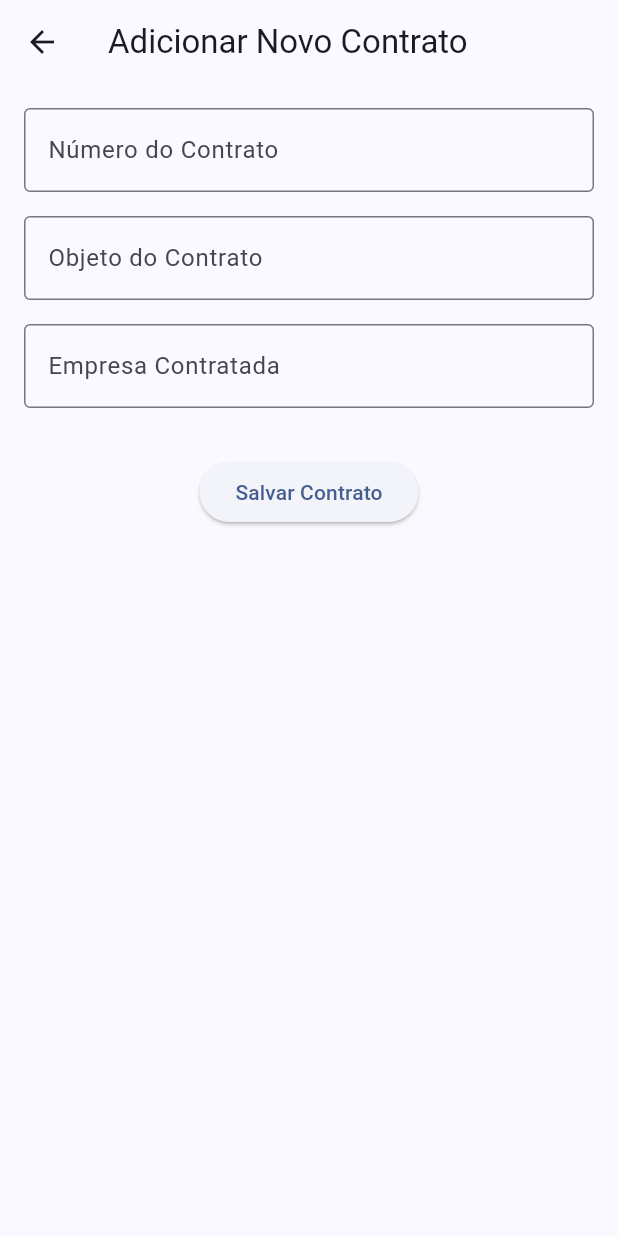
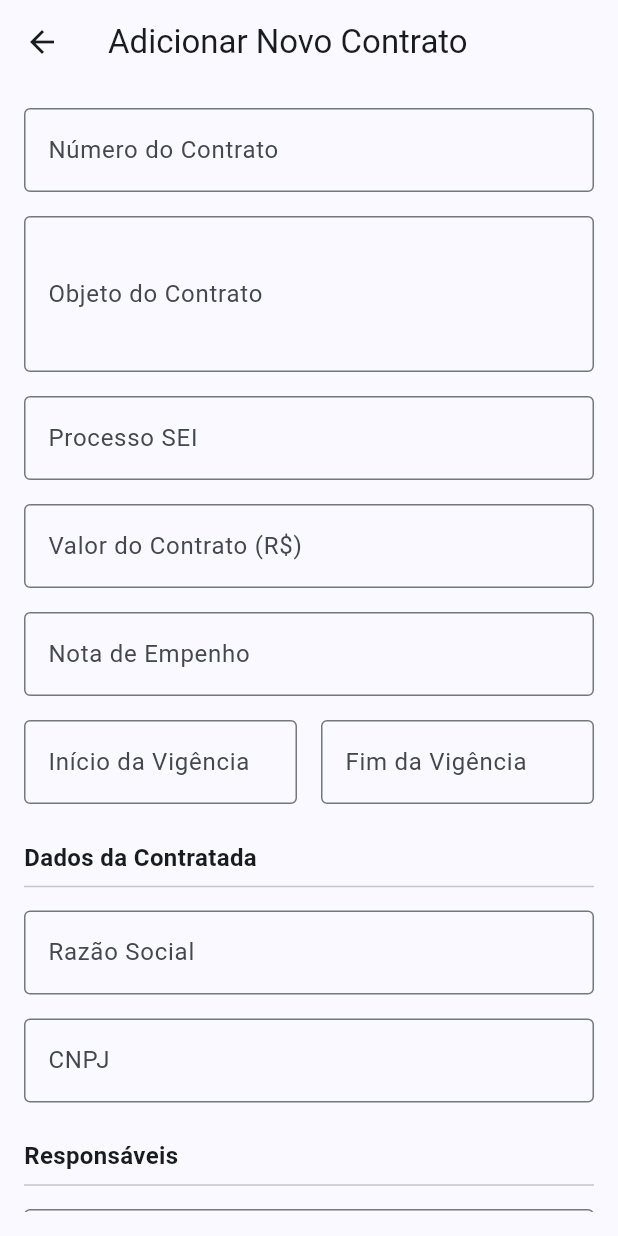
Before and after one commit to andlybras/orquestra_contratos_gestao_fiscalizacao, a Flutter app: the screen it shows after launch, after a tap on the "add" icon, on a phone screen of 412 x 824 dp. Run offline on Flutter 3.47's test engine with Material 3 defaults, Android fonts, the light colour scheme and no system bars; our stand-ins replace geolocator, image_picker, just_audio, open_file, pdf, printing and 4 more; missing offline and left inert: record.

Commit message:
feat: Expande modelo de dados do contrato com campos do processo oficial

```diff
--- a/lib/screens/add_contract_screen.dart
+++ b/lib/screens/add_contract_screen.dart
@@ -1,7 +1,8 @@
+// CÓDIGO COMPLETO PARA: screens/add_contract_screen.dart
+
 import 'package:flutter/material.dart';
 
 class AddContractScreen extends StatefulWidget {
-  // O contrato agora é opcional. Se ele for passado, estamos em modo de edição.
   final Map<String, dynamic>? contratoInicial;
 
   const AddContractScreen({super.key, this.contratoInicial});
@@ -12,30 +13,55 @@ class AddContractScreen extends StatefulWidget {
 
 class _AddContractScreenState extends State<AddContractScreen> {
   final _formKey = GlobalKey<FormState>();
+
+  // Controllers para os campos antigos e novos
   final _numeroController = TextEditingController();
   final _objetoController = TextEditingController();
-  final _contratadaController = TextEditingController();
+  final _processoSeiController = TextEditingController();
+  final _vigenciaInicioController = TextEditingController();
+  final _vigenciaFimController = TextEditingController();
+  final _notaEmpenhoController = TextEditingController();
+  final _valorContratoController = TextEditingController();
+  final _nomeGestorController = TextEditingController();
+  final _nomeFiscalController = TextEditingController();
+  final _contratadaRazaoSocialController = TextEditingController();
+  final _contratadaCnpjController = TextEditingController();
 
-  // Uma variável para saber se estamos editando ou criando
   bool _ehEdicao = false;
 
   @override
   void initState() {
     super.initState();
-    // Se um contrato inicial foi passado, preenchemos os campos
     if (widget.contratoInicial != null) {
       _ehEdicao = true;
-      _numeroController.text = widget.contratoInicial!['numero'];
-      _objetoController.text = widget.contratoInicial!['objeto'];
-      _contratadaController.text = widget.contratoInicial!['contratada'] ?? '';
+      _numeroController.text = widget.contratoInicial!['numero'] ?? '';
+      _objetoController.text = widget.contratoInicial!['objeto'] ?? '';
+      _processoSeiController.text = widget.contratoInicial!['processoSei'] ?? '';
+      _vigenciaInicioController.text = widget.contratoInicial!['vigenciaInicio'] ?? '';
+      _vigenciaFimController.text = widget.contratoInicial!['vigenciaFim'] ?? '';
+      _notaEmpenhoController.text = widget.contratoInicial!['notaEmpenho'] ?? '';
+      _valorContratoController.text = widget.contratoInicial!['valorContrato'] ?? '';
+      _nomeGestorController.text = widget.contratoInicial!['nomeGestor'] ?? '';
+      _nomeFiscalController.text = widget.contratoInicial!['nomeFiscal'] ?? '';
+      _contratadaRazaoSocialController.text = widget.contratoInicial!['contratadaRazaoSocial'] ?? '';
+      _contratadaCnpjController.text = widget.contratoInicial!['contratadaCnpj'] ?? '';
     }
   }
 
   @override
   void dispose() {
+    // Dispensar todos os controllers
     _numeroController.dispose();
     _objetoController.dispose();
-    _contratadaController.dispose();
+    _processoSeiController.dispose();
+    _vigenciaInicioController.dispose();
+    _vigenciaFimController.dispose();
+    _notaEmpenhoController.dispose();
+    _valorContratoController.dispose();
+    _nomeGestorController.dispose();
+    _nomeFiscalController.dispose();
+    _contratadaRazaoSocialController.dispose();
+    _contratadaCnpjController.dispose();
     super.dispose();
   }
 
@@ -43,44 +69,68 @@ class _AddContractScreenState extends State<AddContractScreen> {
   Widget build(BuildContext context) {
     return Scaffold(
       appBar: AppBar(
-        // O título da tela muda se estamos editando ou criando
         title: Text(_ehEdicao ? 'Editar Contrato' : 'Adicionar Novo Contrato'),
       ),
       body: Padding(
         padding: const EdgeInsets.all(16.0),
         child: Form(
           key: _formKey,
+          // A tela agora é rolável
+          child: SingleChildScrollView(
             child: Column(
+              crossAxisAlignment: CrossAxisAlignment.stretch,
               children: [
-              TextFormField(
-                controller: _numeroController,
-                decoration: const InputDecoration(labelText: 'Número do Contrato', border: OutlineInputBorder()),
-                validator: (value) => value == null || value.isEmpty ? 'Por favor, insira o número' : null,
+                TextFormField(controller: _numeroController, decoration: const InputDecoration(labelText: 'Número do Contrato', border: OutlineInputBorder()), validator: (v) => v!.isEmpty ? 'Campo obrigatório' : null),
+                const SizedBox(height: 16),
+                TextFormField(controller: _objetoController, decoration: const InputDecoration(labelText: 'Objeto do Contrato', border: OutlineInputBorder()), maxLines: 3, validator: (v) => v!.isEmpty ? 'Campo obrigatório' : null),
+                const SizedBox(height: 16),
+                TextFormField(controller: _processoSeiController, decoration: const InputDecoration(labelText: 'Processo SEI', border: OutlineInputBorder())),
+                const SizedBox(height: 16),
+                TextFormField(controller: _valorContratoController, decoration: const InputDecoration(labelText: 'Valor do Contrato (R\$)', border: OutlineInputBorder()), keyboardType: TextInputType.number),
+                const SizedBox(height: 16),
+                TextFormField(controller: _notaEmpenhoController, decoration: const InputDecoration(labelText: 'Nota de Empenho', border: OutlineInputBorder())),
+                const SizedBox(height: 16),
+                Row(
+                  children: [
+                    Expanded(child: TextFormField(controller: _vigenciaInicioController, decoration: const InputDecoration(labelText: 'Início da Vigência', border: OutlineInputBorder(), hintText: 'dd/mm/aaaa'))),
+                    const SizedBox(width: 16),
+                    Expanded(child: TextFormField(controller: _vigenciaFimController, decoration: const InputDecoration(labelText: 'Fim da Vigência', border: OutlineInputBorder(), hintText: 'dd/mm/aaaa'))),
+                  ],
                 ),
+                const SizedBox(height: 24),
+                const Text('Dados da Contratada', style: TextStyle(fontSize: 16, fontWeight: FontWeight.bold)),
+                const Divider(),
+                const SizedBox(height: 8),
+                TextFormField(controller: _contratadaRazaoSocialController, decoration: const InputDecoration(labelText: 'Razão Social', border: OutlineInputBorder()), validator: (v) => v!.isEmpty ? 'Campo obrigatório' : null),
                 const SizedBox(height: 16),
-              TextFormField(
-                controller: _objetoController,
-                decoration: const InputDecoration(labelText: 'Objeto do Contrato', border: OutlineInputBorder()),
-                validator: (value) => value == null || value.isEmpty ? 'Por favor, insira o objeto' : null,
-              ),
+                TextFormField(controller: _contratadaCnpjController, decoration: const InputDecoration(labelText: 'CNPJ', border: OutlineInputBorder())),
+                const SizedBox(height: 24),
+                const Text('Responsáveis', style: TextStyle(fontSize: 16, fontWeight: FontWeight.bold)),
+                const Divider(),
+                const SizedBox(height: 8),
+                TextFormField(controller: _nomeGestorController, decoration: const InputDecoration(labelText: 'Nome do Gestor', border: OutlineInputBorder())),
                 const SizedBox(height: 16),
-              TextFormField(
-                controller: _contratadaController,
-                decoration: const InputDecoration(labelText: 'Empresa Contratada', border: OutlineInputBorder()),
-                validator: (value) => value == null || value.isEmpty ? 'Por favor, insira a empresa' : null,
-              ),
+                TextFormField(controller: _nomeFiscalController, decoration: const InputDecoration(labelText: 'Nome do Fiscal', border: OutlineInputBorder())),
                 const SizedBox(height: 32),
                 ElevatedButton(
+                  style: ElevatedButton.styleFrom(padding: const EdgeInsets.symmetric(vertical: 16)),
                   onPressed: () {
                     if (_formKey.currentState!.validate()) {
                       final dadosDoContrato = {
                         'numero': _numeroController.text,
                         'objeto': _objetoController.text,
-                      'contratada': _contratadaController.text, // Adicionamos o novo campo
+                        'processoSei': _processoSeiController.text,
+                        'vigenciaInicio': _vigenciaInicioController.text,
+                        'vigenciaFim': _vigenciaFimController.text,
+                        'notaEmpenho': _notaEmpenhoController.text,
+                        'valorContrato': _valorContratoController.text,
+                        'nomeGestor': _nomeGestorController.text,
+                        'nomeFiscal': _nomeFiscalController.text,
+                        'contratadaRazaoSocial': _contratadaRazaoSocialController.text,
+                        'contratadaCnpj': _contratadaCnpjController.text,
                         'status': _ehEdicao ? widget.contratoInicial!['status'] : 'Ativo',
                         'ocorrencias': _ehEdicao ? widget.contratoInicial!['ocorrencias'] : [],
                       };
-                    // Devolvemos os dados para a tela anterior
                       Navigator.pop(context, dadosDoContrato);
                     }
                   },
@@ -90,6 +140,7 @@ class _AddContractScreenState extends State<AddContractScreen> {
             ),
           ),
         ),
+      ),
     );
   }
 }
--- a/lib/screens/home_screen.dart
+++ b/lib/screens/home_screen.dart
@@ -4,7 +4,6 @@ import 'package:flutter/material.dart';
 import 'package:orquestra_contratos_gestao_fiscalizacao/screens/add_contract_screen.dart';
 import 'package:orquestra_contratos_gestao_fiscalizacao/screens/contract_detail_screen.dart';
 import 'package:orquestra_contratos_gestao_fiscalizacao/services/database_service.dart';
-// Importamos nosso novo serviço de relatório
 import 'package:orquestra_contratos_gestao_fiscalizacao/services/report_service.dart';
 
 class HomeScreen extends StatefulWidget {
@@ -17,8 +16,8 @@ class HomeScreen extends StatefulWidget {
 class _HomeScreenState extends State<HomeScreen> {
   List<Map<String, dynamic>> _listaDeContratos = [];
   final _databaseService = DatabaseService();
-  // Criamos uma instância do nosso serviço de relatório
   final _reportService = ReportService();
+  bool _isLoading = true;
 
   @override
   void initState() {
@@ -27,11 +26,13 @@ class _HomeScreenState extends State<HomeScreen> {
   }
 
   Future<void> _carregarDados() async {
+    setState(() => _isLoading = true);
     final contratosSalvos = await _databaseService.carregarContratos();
-    if (contratosSalvos.isEmpty && mounted) {
-      setState(() => _listaDeContratos = _getListaInicial());
-    } else if (mounted) {
-      setState(() => _listaDeContratos = contratosSalvos);
+    if (mounted) {
+      setState(() {
+        _listaDeContratos = contratosSalvos;
+        _isLoading = false;
+      });
     }
   }
 
@@ -111,18 +112,13 @@ class _HomeScreenState extends State<HomeScreen> {
       builder: (BuildContext context) {
         return AlertDialog(
           title: const Text('Confirmar Exclusão'),
-          content: const Text('Você tem certeza que deseja excluir este contrato e todas as suas ocorrências?'),
+          content: const Text('Você tem certeza que deseja excluir este contrato?'),
           actions: <Widget>[
-            TextButton(
-              child: const Text('Cancelar'),
-              onPressed: () => Navigator.of(context).pop(),
-            ),
+            TextButton(child: const Text('Cancelar'), onPressed: () => Navigator.of(context).pop()),
             TextButton(
               child: const Text('Excluir', style: TextStyle(color: Colors.red)),
               onPressed: () {
-                setState(() {
-                  _listaDeContratos.removeAt(index);
-                });
+                setState(() => _listaDeContratos.removeAt(index));
                 _salvarDados();
                 Navigator.of(context).pop();
               },
@@ -133,40 +129,37 @@ class _HomeScreenState extends State<HomeScreen> {
     );
   }
 
-
   @override
   Widget build(BuildContext context) {
     return Scaffold(
       appBar: AppBar(
         title: const Text('Orquestra Contratos'),
-        backgroundColor: Colors.blueAccent,
-        foregroundColor: Colors.white,
         actions: [
-          // Botão para gerar o PDF (pré-visualização)
           IconButton(
             icon: const Icon(Icons.picture_as_pdf),
-            tooltip: 'Pré-visualizar Relatório PDF',
+            tooltip: 'Relatório Geral (PDF)',
             onPressed: () {
-              ScaffoldMessenger.of(context).showSnackBar(
-                const SnackBar(content: Text('Gerando pré-visualização do relatório...')),
-              );
+              ScaffoldMessenger.of(context).showSnackBar(const SnackBar(content: Text('Gerando relatório...')));
               _reportService.gerarRelatorioPDF(_listaDeContratos);
             },
           ),
-          // NOVO BOTÃO para gerar o Dossiê ZIP
           IconButton(
             icon: const Icon(Icons.archive),
-            tooltip: 'Exportar Dossiê Completo (.zip)',
+            tooltip: 'Dossiê Geral (.zip)',
             onPressed: () {
-              ScaffoldMessenger.of(context).showSnackBar(
-                const SnackBar(content: Text('Gerando Dossiê .zip...')),
-              );
+              ScaffoldMessenger.of(context).showSnackBar(const SnackBar(content: Text('Gerando Dossiê .zip...')));
               _reportService.gerarDossieCompleto(_listaDeContratos);
             },
           ),
         ],
       ),
-      body: ListView.builder(
+      body: _isLoading
+          ? const Center(child: CircularProgressIndicator())
+          : _listaDeContratos.isEmpty
+              ? const Center(
+                  child: Text('Nenhum contrato cadastrado.\nClique no botão + para começar.', textAlign: TextAlign.center),
+                )
+              : ListView.builder(
                   itemCount: _listaDeContratos.length,
                   itemBuilder: (context, index) {
                     final contrato = _listaDeContratos[index];
@@ -174,8 +167,8 @@ class _HomeScreenState extends State<HomeScreen> {
                       margin: const EdgeInsets.symmetric(horizontal: 16.0, vertical: 8.0),
                       child: ListTile(
                         leading: const Icon(Icons.article),
-              title: Text(contrato['numero']!),
-              subtitle: Text(contrato['objeto']!),
+                        title: Text(contrato['numero'] ?? 'Sem número'),
+                        subtitle: Text(contrato['objeto'] ?? 'Sem objeto'),
                         trailing: const Icon(Icons.more_vert),
                         onTap: () => _mostrarOpcoes(context, index),
                       ),
@@ -188,23 +181,4 @@ class _HomeScreenState extends State<HomeScreen> {
       ),
     );
   }
-
-  List<Map<String, dynamic>> _getListaInicial() {
-    return [
-      {
-        'numero': 'Contrato Nº 123/2025',
-        'objeto': 'Serviço de manutenção predial',
-        'status': 'Ativo',
-        'ocorrencias': [
-          {'titulo': 'Vistoria inicial', 'descricao': 'Tudo conforme o esperado.', 'data': '28/09/2025'}
-        ]
-      },
-      {
-        'numero': 'Contrato Nº 456/2025',
-        'objeto': 'Aquisição de equipamentos de TI',
-        'status': 'Ativo',
-        'ocorrencias': []
-      },
-    ];
 }
-}
--- a/lib/services/database_service.dart
+++ b/lib/services/database_service.dart
@@ -8,17 +8,19 @@ class DatabaseService {
 
   Future<void> salvarContratos(List<Map<String, dynamic>> contratos) async {
     final prefs = await SharedPreferences.getInstance();
-    // Usamos o utf8Encode para garantir a codificação correta antes de converter para JSON
+    // A função jsonEncode já lida com a codificação UTF-8 por padrão.
     final String listaEmJson = jsonEncode(contratos);
     await prefs.setString(_contratosKey, listaEmJson);
   }
 
   Future<List<Map<String, dynamic>>> carregarContratos() async {
     final prefs = await SharedPreferences.getInstance();
-    final String? listaEmJson = prefs.getString(_contratosKey);
+    final String? listaEmJson = prefs.getString(
+      _contratosKey,
+    ); // A string já vem em UTF-8.
 
     if (listaEmJson != null) {
-      // Usamos o utf8Decode para garantir que a leitura da string respeite os caracteres especiais
+      // A função jsonDecode espera uma string em UTF-8, que é o que o SharedPreferences retorna.
       final List<dynamic> listaDecodificada = jsonDecode(listaEmJson);
       return List<Map<String, dynamic>>.from(listaDecodificada);
     } else {
```
Also changed, not shown: lib/screens/contract_detail_screen.dart (+46 -30 lines). Lines whose indentation alone changed are shown as unchanged.
